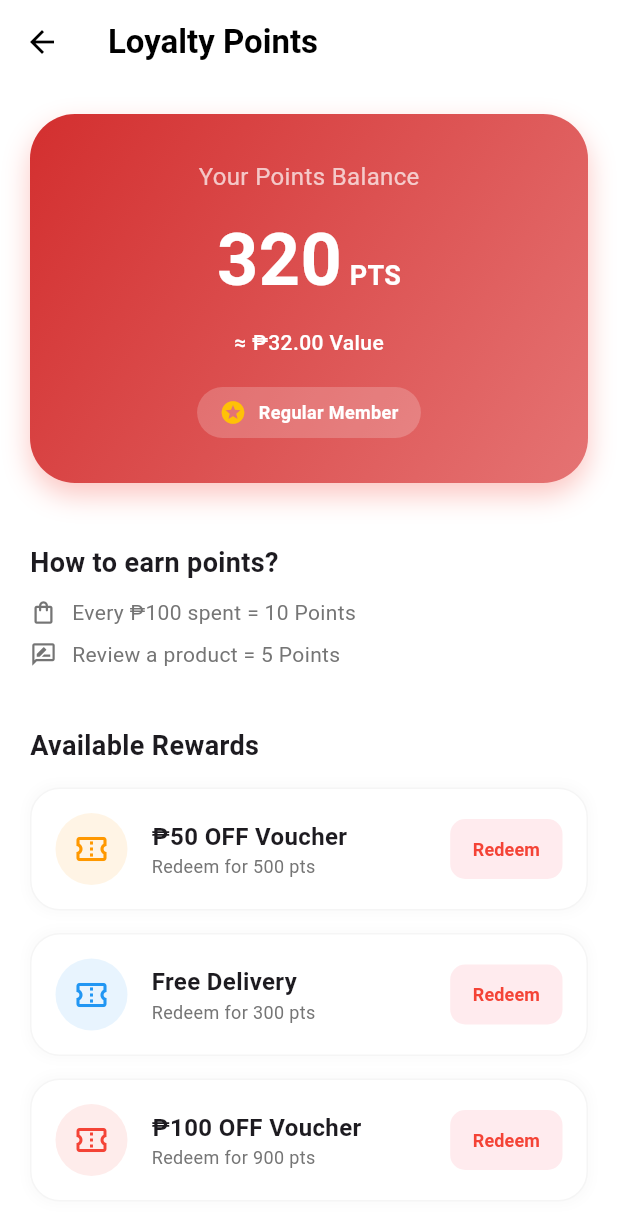
After one commit to otiv01/tikboy_longanisa_app, a Flutter app: the LoyaltyPointsScreen screen opened directly, on a phone screen of 412 x 824 dp. The commit adds this screen. Shown: the top 1215 px of the screen. Run offline on Flutter 3.47's test engine with Material 3 defaults, Android fonts, the phone set to English and light mode, and no system bars; our stand-ins replace flutter_map, latlong2.

Commit message:
add ui in loyalty points

```diff
--- /dev/null
+++ b/lib/screens/profile/loyalty_points_screen.dart
@@ -0,0 +1,213 @@
+import 'package:flutter/material.dart';
+
+class LoyaltyPointsScreen extends StatelessWidget {
+  const LoyaltyPointsScreen({super.key});
+
+  @override
+  Widget build(BuildContext context) {
+    return Scaffold(
+      backgroundColor: Colors.white,
+      appBar: AppBar(
+        title: const Text('Loyalty Points', style: TextStyle(color: Colors.black, fontWeight: FontWeight.bold)),
+        backgroundColor: Colors.white,
+        elevation: 0,
+        foregroundColor: Colors.black,
+      ),
+      body: SingleChildScrollView(
+        child: Column(
+          children: [
+            _buildPointsCard(),
+            Padding(
+              padding: const EdgeInsets.symmetric(horizontal: 20, vertical: 20),
+              child: Column(
+                crossAxisAlignment: CrossAxisAlignment.start,
+                children: [
+                  _buildSectionTitle('How to earn points?'),
+                  const SizedBox(height: 10),
+                  _buildInfoRow(Icons.shopping_bag_outlined, 'Every ₱100 spent = 10 Points'),
+                  _buildInfoRow(Icons.rate_review_outlined, 'Review a product = 5 Points'),
+
+                  const SizedBox(height: 30),
+                  _buildSectionTitle('Available Rewards'),
+                  const SizedBox(height: 15),
+                  _buildRewardCard('₱50 OFF Voucher', 'Redeem for 500 pts', Colors.orange),
+                  _buildRewardCard('Free Delivery', 'Redeem for 300 pts', Colors.blue),
+                  _buildRewardCard('₱100 OFF Voucher', 'Redeem for 900 pts', Colors.red),
+
+                  const SizedBox(height: 30),
+                  _buildSectionTitle('Points History'),
+                  const SizedBox(height: 15),
+                  _buildHistoryItem('Order #TK1024', '+45 pts', 'Mar 28, 2026', Colors.green),
+                  _buildHistoryItem('Product Review', '+5 pts', 'Mar 25, 2026', Colors.green),
+                  _buildHistoryItem('Redeemed Voucher', '-500 pts', 'Mar 10, 2026', Colors.red),
+                  _buildHistoryItem('Order #TK0988', '+32 pts', 'Mar 05, 2026', Colors.green),
+
+                  const SizedBox(height: 20),
+                ],
+              ),
+            ),
+          ],
+        ),
+      ),
+    );
+  }
+
+  Widget _buildPointsCard() {
+    return Container(
+      margin: const EdgeInsets.all(20),
+      width: double.infinity,
+      padding: const EdgeInsets.all(30),
+      decoration: BoxDecoration(
+        gradient: const LinearGradient(
+          colors: [Color(0xFFD32F2F), Color(0xFFE57373)],
+          begin: Alignment.topLeft,
+          end: Alignment.bottomRight,
+        ),
+        borderRadius: BorderRadius.circular(30),
+        boxShadow: [
+          BoxShadow(
+            color: Colors.red.withOpacity(0.3),
+            blurRadius: 15,
+            offset: const Offset(0, 8),
+          ),
+        ],
+      ),
+      child: Column(
+        children: [
+          const Text(
+            'Your Points Balance',
+            style: TextStyle(color: Colors.white70, fontSize: 16),
+          ),
+          const SizedBox(height: 10),
+          const Row(
+            mainAxisAlignment: MainAxisAlignment.center,
+            crossAxisAlignment: CrossAxisAlignment.baseline,
+            textBaseline: TextBaseline.alphabetic,
+            children: [
+              Text(
+                '320',
+                style: TextStyle(color: Colors.white, fontSize: 48, fontWeight: FontWeight.bold),
+              ),
+              SizedBox(width: 5),
+              Text(
+                'PTS',
+                style: TextStyle(color: Colors.white, fontSize: 18, fontWeight: FontWeight.bold),
+              ),
+            ],
+          ),
+          const SizedBox(height: 10),
+          const Text(
+            '≈ ₱32.00 Value',
+            style: TextStyle(color: Colors.white, fontSize: 14, fontWeight: FontWeight.w500),
+          ),
+          const SizedBox(height: 20),
+          Container(
+            padding: const EdgeInsets.symmetric(horizontal: 15, vertical: 8),
+            decoration: BoxDecoration(
+              color: Colors.white.withOpacity(0.2),
+              borderRadius: BorderRadius.circular(20),
+            ),
+            child: const Row(
+              mainAxisSize: MainAxisSize.min,
+              children: [
+                Icon(Icons.stars, color: Colors.amber, size: 18),
+                SizedBox(width: 8),
+                Text(
+                  'Regular Member',
+                  style: TextStyle(color: Colors.white, fontSize: 12, fontWeight: FontWeight.bold),
+                ),
+              ],
+            ),
+          ),
+        ],
+      ),
+    );
+  }
+
+  Widget _buildSectionTitle(String title) {
+    return Text(
+      title,
+      style: const TextStyle(fontSize: 18, fontWeight: FontWeight.bold),
+    );
+  }
+
+  Widget _buildInfoRow(IconData icon, String text) {
+    return Padding(
+      padding: const EdgeInsets.only(bottom: 8),
+      child: Row(
+        children: [
+          Icon(icon, size: 18, color: Colors.grey[600]),
+          const SizedBox(width: 10),
+          Text(text, style: TextStyle(color: Colors.grey[600], fontSize: 14)),
+        ],
+      ),
+    );
+  }
+
+  Widget _buildRewardCard(String title, String subtitle, Color color) {
+    return Container(
+      margin: const EdgeInsets.only(bottom: 15),
+      padding: const EdgeInsets.all(16),
+      decoration: BoxDecoration(
+        color: Colors.white,
+        borderRadius: BorderRadius.circular(20),
+        border: Border.all(color: Colors.grey[100]!),
+        boxShadow: [
+          BoxShadow(color: Colors.grey[50]!, blurRadius: 5, spreadRadius: 2),
+        ],
+      ),
+      child: Row(
+        children: [
+          Container(
+            padding: const EdgeInsets.all(12),
+            decoration: BoxDecoration(color: color.withOpacity(0.1), shape: BoxShape.circle),
+            child: Icon(Icons.confirmation_number_outlined, color: color, size: 24),
+          ),
+          const SizedBox(width: 16),
+          Expanded(
+            child: Column(
+              crossAxisAlignment: CrossAxisAlignment.start,
+              children: [
+                Text(title, style: const TextStyle(fontWeight: FontWeight.bold, fontSize: 16)),
+                Text(subtitle, style: TextStyle(color: Colors.grey[600], fontSize: 12)),
+              ],
+            ),
+          ),
+          ElevatedButton(
+            onPressed: () {},
+            style: ElevatedButton.styleFrom(
+              backgroundColor: Colors.red[50],
+              foregroundColor: Colors.red,
+              elevation: 0,
+              padding: const EdgeInsets.symmetric(horizontal: 15),
+              shape: RoundedRectangleBorder(borderRadius: BorderRadius.circular(10)),
+            ),
+            child: const Text('Redeem', style: TextStyle(fontSize: 12, fontWeight: FontWeight.bold)),
+          ),
+        ],
+      ),
+    );
+  }
+
+  Widget _buildHistoryItem(String title, String points, String date, Color pointsColor) {
+    return Container(
+      margin: const EdgeInsets.only(bottom: 10),
+      child: Row(
+        mainAxisAlignment: MainAxisAlignment.spaceBetween,
+        children: [
+          Column(
+            crossAxisAlignment: CrossAxisAlignment.start,
+            children: [
+              Text(title, style: const TextStyle(fontWeight: FontWeight.bold, fontSize: 14)),
+              Text(date, style: TextStyle(color: Colors.grey[500], fontSize: 12)),
+            ],
+          ),
+          Text(
+            points,
+            style: TextStyle(color: pointsColor, fontWeight: FontWeight.bold, fontSize: 15),
+          ),
+        ],
+      ),
+    );
+  }
+}
--- a/lib/screens/profile/profile_screen.dart
+++ b/lib/screens/profile/profile_screen.dart
@@ -9,6 +9,7 @@ import 'order_history_screen.dart';
 import 'personal_info_screen.dart';
 import 'saved_addresses_screen.dart';
 import 'favorites_screen.dart';
+import 'loyalty_points_screen.dart';
 
 class ProfileScreen extends StatelessWidget {
   const ProfileScreen({super.key});
@@ -70,7 +71,16 @@ class ProfileScreen extends StatelessWidget {
                       MaterialPageRoute(builder: (_) => const OrderHistoryScreen()),
                     ),
                   ),
-                  _buildProfileItem(Icons.star_outline, 'Loyalty Points', 'You have 320 pts (₱32 value)', Colors.red),
+                  _buildProfileItem(
+                    Icons.star_outline,
+                    'Loyalty Points',
+                    'You have 320 pts (₱32 value)',
+                    Colors.red,
+                    onTap: () => Navigator.push(
+                      context,
+                      MaterialPageRoute(builder: (_) => const LoyaltyPointsScreen()),
+                    ),
+                  ),
 
                   const SizedBox(height: 25),
                   _buildSectionLabel('PREFERENCES'),
```
